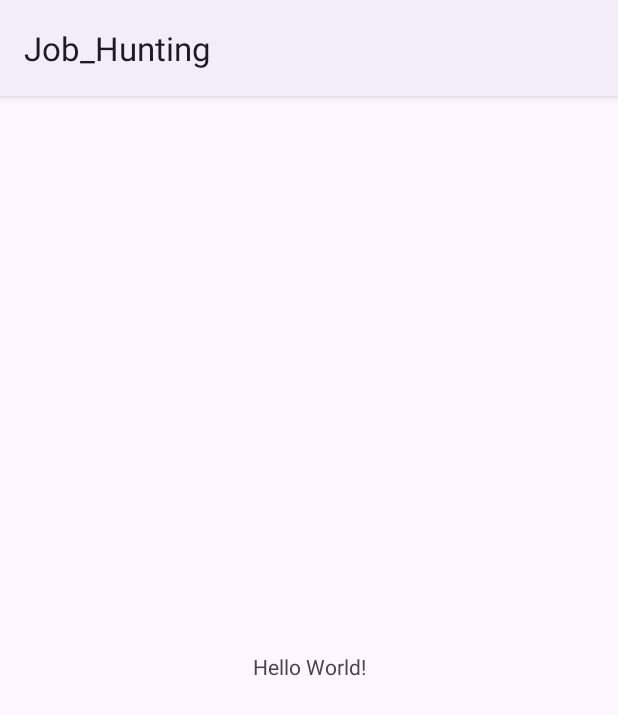
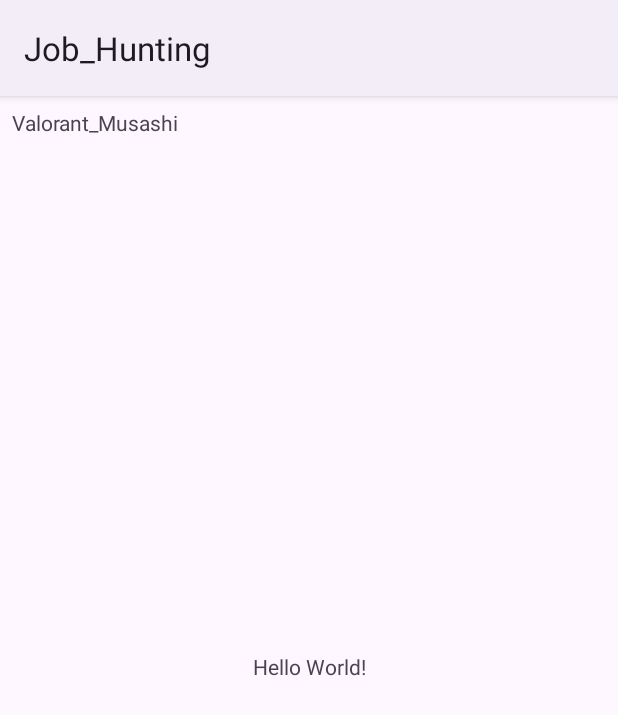
Before and after one commit to daigo-jp/JobHunting, an Android app: the screen it shows after launch (MainActivity), on a phone screen of 412 x 824 dp. Shown: the top 715 px of the screen. Run offline under Robolectric (Android 15) with nearby library versions, the phone set to English and light mode, and no system bars.

Commit message:
Musashi-test

```diff
--- a/app/src/main/res/layout/activity_main.xml
+++ b/app/src/main/res/layout/activity_main.xml
@@ -16,4 +16,16 @@
         app:layout_constraintStart_toStartOf="parent"
         app:layout_constraintTop_toTopOf="parent" />
 
+    <TextView
+        android:id="@+id/textView"
+        android:layout_width="0dp"
+        android:layout_height="wrap_content"
+        android:layout_marginStart="8dp"
+        android:layout_marginTop="8dp"
+        android:layout_marginEnd="8dp"
+        android:text="Valorant_Musashi"
+        app:layout_constraintEnd_toEndOf="parent"
+        app:layout_constraintStart_toStartOf="parent"
+        app:layout_constraintTop_toTopOf="parent" />
+
 </androidx.constraintlayout.widget.ConstraintLayout>
```
